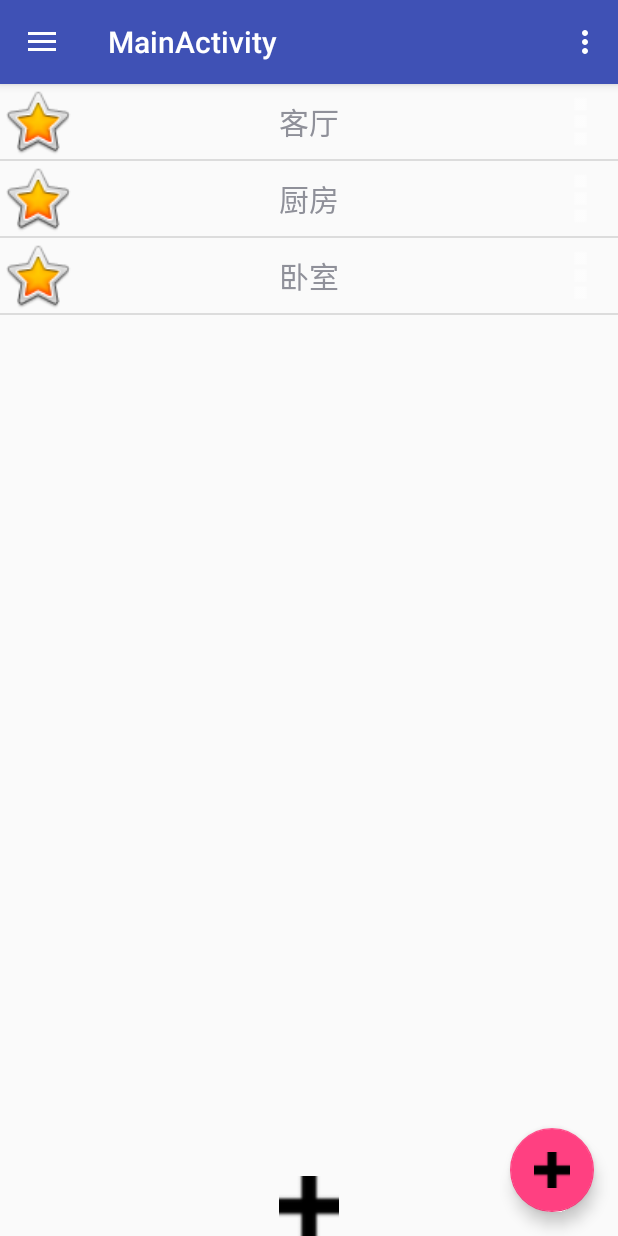
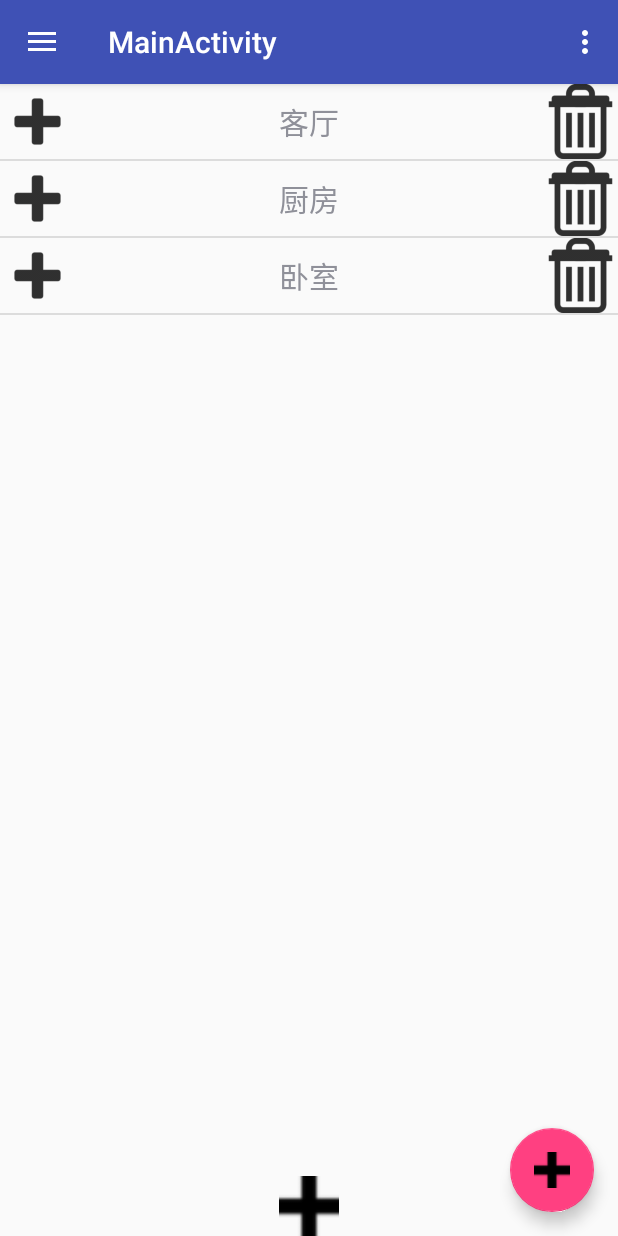
Before and after one commit to TickTick123/TheAim2, an Android app: the MainActivity screen opened directly, with no data from a screen before it, in the side drawer, after a tap on "目标箱", on a phone screen of 412 x 824 dp. Run offline under Robolectric (Android 15) with nearby library versions, the phone set to English and light mode, and no system bars; libraries missing offline, so code that uses them is left out: cn.bmob.v3.

Commit message:
田桂源目标箱测试1.1

```diff
--- a/app/src/main/java/com/example/zqf/theaim/Fragment/AimFragment.java
+++ b/app/src/main/java/com/example/zqf/theaim/Fragment/AimFragment.java
@@ -13,7 +13,7 @@ import android.widget.EditText;
 import android.widget.ExpandableListView;
 import android.widget.ImageView;
 import android.widget.Toast;
-
+//
 import com.example.zqf.theaim.ModifyDialog;
 import com.example.zqf.theaim.MyAdapter;
 import com.example.zqf.theaim.R;
@@ -260,7 +260,7 @@ public class AimFragment extends Fragment {
     public void alertAddDialog(Context context, String title){
         dialog = new ModifyDialog(context, title, null);
         edit_modify = dialog.getEditText();//获取输入的内容
-        dialog.setOnClickCommitListener(new View.OnClickListener() {
+        dialog.setOnClickCommitListener(new View.OnClickListener() {//设置对话框的点击事件响应
             @Override
             public void onClick(View v) {
                 addGroup(edit_modify.getText().toString());
--- a/app/src/main/java/com/example/zqf/theaim/MainActivity.java
+++ b/app/src/main/java/com/example/zqf/theaim/MainActivity.java
@@ -37,7 +37,7 @@ import cn.bmob.v3.listener.SaveListener;
 public class MainActivity extends AppCompatActivity
         implements NavigationView.OnNavigationItemSelectedListener {
 
-
+    static AimFragment  fragment;
     @Override
     protected void onCreate(Bundle savedInstanceState) {
         super.onCreate(savedInstanceState);
@@ -114,8 +114,9 @@ public class MainActivity extends AppCompatActivity
         if (id == R.id.nav_camera) {                              //今天
             replaceFragment(new TodayFragment());
 
-        } else if (id == R.id.nav_gallery) {                    //目标箱
-            replaceFragment(new AimFragment());
+        } else if (id == R.id.nav_gallery) {//目标箱
+            fragment=new AimFragment();
+            replaceFragment(fragment);
         } else if (id == R.id.nav_slideshow) {                  //日程箱
             replaceFragment(new ScheduleFragment());
 
--- a/app/src/main/java/com/example/zqf/theaim/MyAdapter.java
+++ b/app/src/main/java/com/example/zqf/theaim/MyAdapter.java
@@ -6,11 +6,9 @@ import android.view.View;
 import android.view.ViewGroup;
 import android.widget.BaseExpandableListAdapter;
 import android.widget.EditText;
+import android.widget.ImageView;
 import android.widget.TextView;
-
 import com.example.zqf.theaim.Fragment.AimFragment;
-
-import java.io.IOException;
 import java.util.List;
 import java.util.Map;
 
@@ -77,6 +75,20 @@ public class MyAdapter extends BaseExpandableListAdapter {
         if(convertView == null){
             convertView = LayoutInflater.from(context).inflate(R.layout.list_item_parent, null);
         }
+        ImageView image_add=(ImageView) convertView.findViewById(R.id.image_add);
+        ImageView image_delete=(ImageView) convertView.findViewById(R.id.delete_parent);
+       image_add.setOnClickListener(new View.OnClickListener() {
+            @Override
+            public void onClick(View v) {
+                alertAddDialog(MainActivity.fragment.getActivity(), "新增子项", groupPos);
+            }
+        });
+        image_delete.setOnClickListener(new View.OnClickListener() {
+            @Override
+            public void onClick(View v) {
+                AimFragment.deleteGroup(groupPos);
+            }
+        });
         TextView parentText = (TextView) convertView.findViewById(R.id.text_parent);
         parentText.setText(parentList.get(groupPosition));//重绘
         return convertView;
@@ -92,11 +104,16 @@ public class MyAdapter extends BaseExpandableListAdapter {
             convertView = LayoutInflater.from(context).inflate(R.layout.list_item_child, null);
         }
         TextView childText = (TextView) convertView.findViewById(R.id.text_child);
-
+        ImageView image_delete = (ImageView) convertView.findViewById(R.id.delete_child);
         String parentName = parentList.get(groupPosition);
         String childName = map.get(parentName).get(childPosition);
         childText.setText(childName);
-
+        image_delete.setOnClickListener(new View.OnClickListener() {
+            @Override
+            public void onClick(View v) {
+                AimFragment.deleteChild(groupPos, childPos);
+            }
+        });
         return convertView;
     }
 
--- a/app/src/main/res/layout/list_item_child.xml
+++ b/app/src/main/res/layout/list_item_child.xml
@@ -16,13 +16,13 @@
         android:gravity="center" />
 
     <ImageView
-        android:id="@+id/image_child"
+        android:id="@+id/delete_child"
         android:layout_width="50dp"
         android:layout_height="50dp"
         android:layout_alignParentEnd="true"
         android:layout_alignParentRight="true"
         android:layout_alignParentTop="true"
-        android:background="@drawable/ic_overflow" />
+        android:background="@drawable/delete" />
 
 
 </RelativeLayout>
--- a/app/src/main/res/layout/list_item_parent.xml
+++ b/app/src/main/res/layout/list_item_parent.xml
@@ -15,22 +15,22 @@
         android:gravity="center"/>
 
     <ImageView
-        android:id="@+id/image_star"
+        android:id="@+id/image_add"
         android:layout_width="50dp"
         android:layout_height="50dp"
         android:layout_alignParentLeft="true"
         android:layout_alignParentStart="true"
         android:layout_alignParentTop="true"
-        android:src="@android:drawable/btn_star_big_on" />
+        android:background="@drawable/plus2" />
 
     <ImageView
-        android:id="@+id/image_parent"
+        android:id="@+id/delete_parent"
         android:layout_width="50dp"
         android:layout_height="50dp"
         android:layout_alignParentEnd="true"
         android:layout_alignParentRight="true"
         android:layout_alignParentTop="true"
-        android:background="@drawable/ic_overflow" />
+        android:background="@drawable/delete" />
 
 
 </RelativeLayout>
```
Also changed, not shown: app/src/main/res/drawable/delete.png (added), app/src/main/res/drawable/plus2.png (added).
